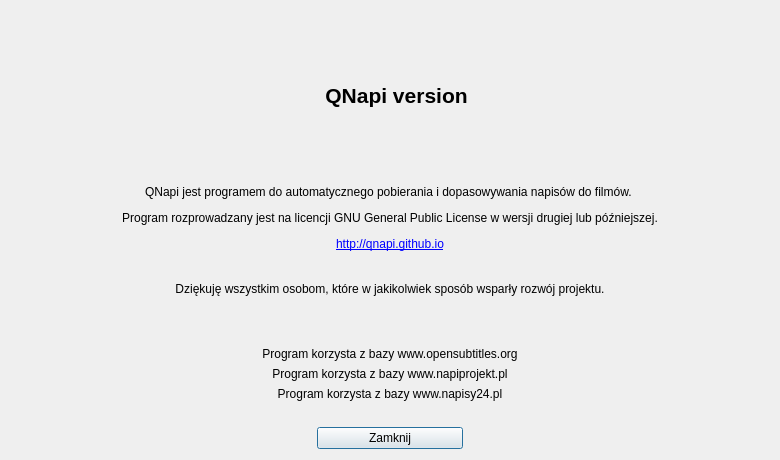
First picture: the form in ui/frmabout.ui, repository QNapi/qnapi, before the edit.
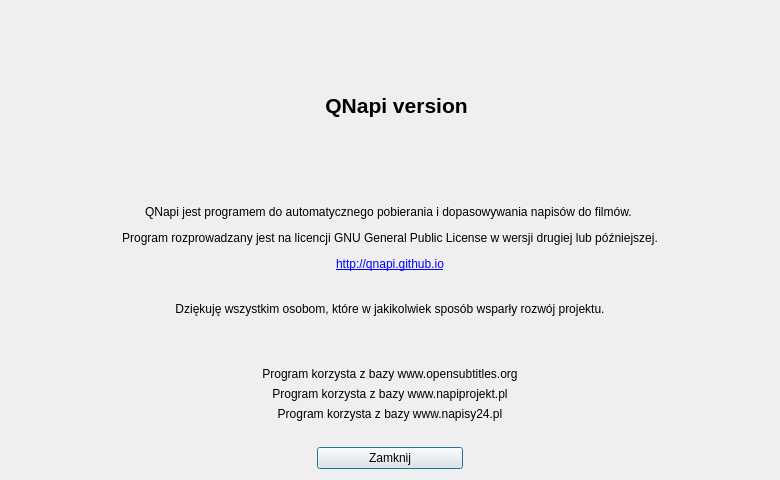
Second picture: the form after the edit. Icons and pictures are not drawn.

Commit message: about dialog sizing (to fit OSX)

What changed in the file:
```diff
--- a/ui/frmabout.ui
+++ b/ui/frmabout.ui
@@ -7,13 +7,13 @@
     <x>0</x>
     <y>0</y>
     <width>780</width>
-    <height>460</height>
+    <height>480</height>
    </rect>
   </property>
   <property name="minimumSize">
    <size>
     <width>740</width>
-    <height>420</height>
+    <height>465</height>
    </size>
   </property>
   <property name="windowTitle">
```
